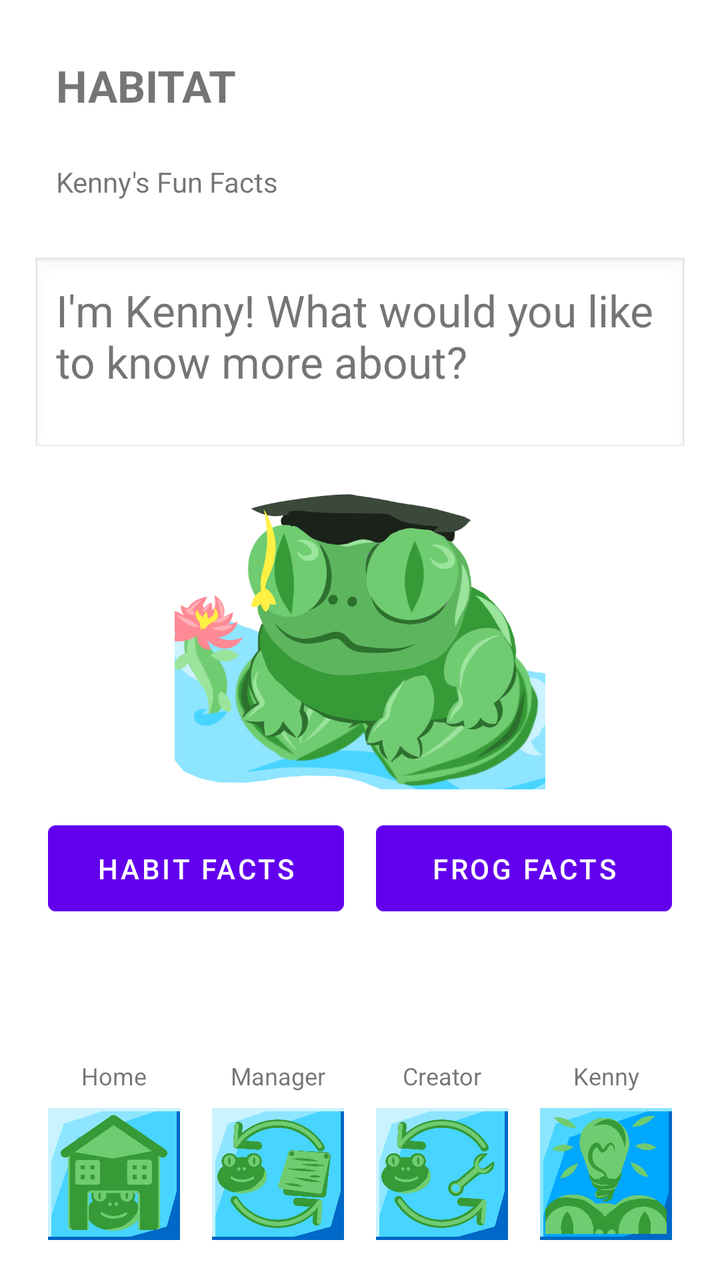
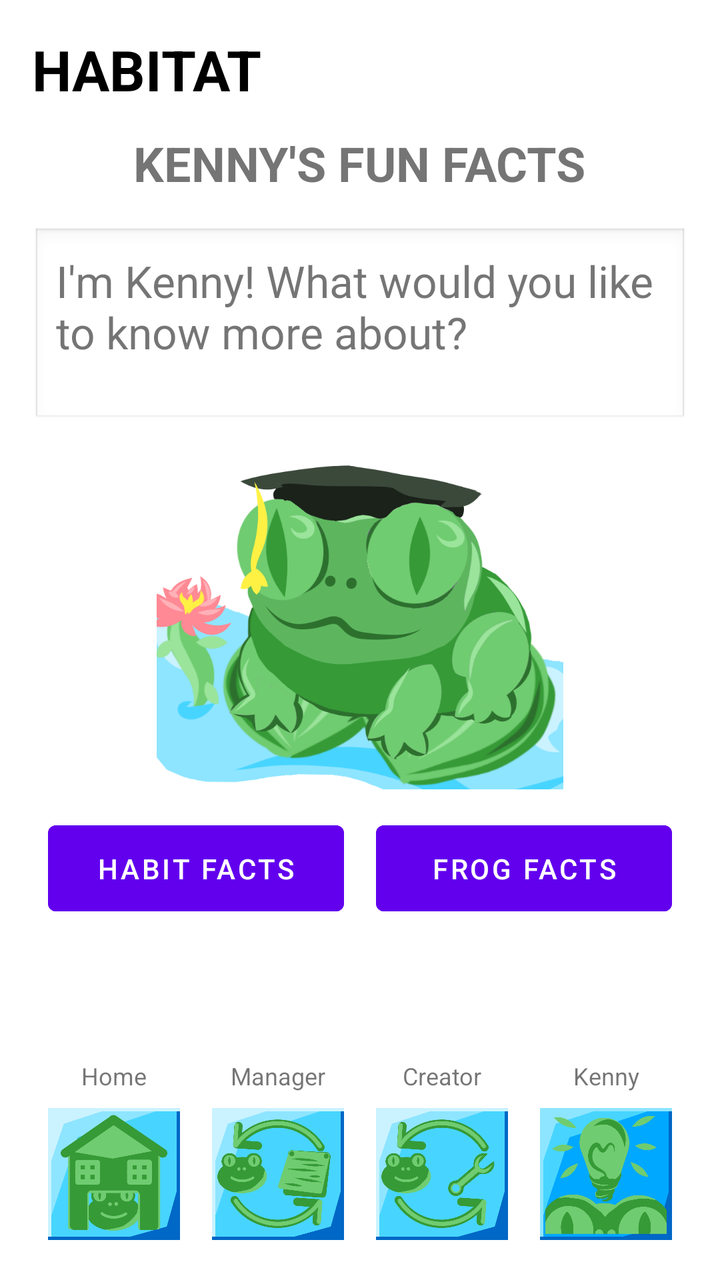

An Android layout rendered at two revisions. The XML below is the earlier revision; the diff shows what the commit changed to produce the second picture.
<!-- AndroidManifest.xml: application theme Theme.IntroductionToMobileSystems -->
<!-- res/layout/activity_profile.xml -->
<?xml version="1.0" encoding="utf-8"?>
<RelativeLayout
    xmlns:android="http://schemas.android.com/apk/res/android"
    xmlns:tools="http://schemas.android.com/tools"
    android:layout_width="match_parent"
    android:layout_height="match_parent">

    <LinearLayout
        android:id="@+id/activity_profile"
        android:layout_width="match_parent"
        android:layout_height="match_parent"
        android:orientation="vertical"
        android:padding="16dp"
        android:layout_above="@id/buttonLayout"
        tools:context=".ProfileActivity">

        <LinearLayout
            android:layout_width="match_parent"
            android:layout_height="wrap_content"
            android:orientation="horizontal"
            android:gravity="center_vertical"
            android:padding="12dp">
            <TextView
                android:id="@+id/tvHeader"
                android:layout_width="0dp"
                android:layout_height="wrap_content"
                android:layout_weight="1"
                android:text="HABITAT"
                android:textSize="22sp"
                android:textStyle="bold" />
        </LinearLayout>

        <TextView
            android:id="@+id/tvProfileText"
            android:layout_width="match_parent"
            android:layout_height="wrap_content"
            android:text="Kenny's Fun Facts"
            android:padding="12dp"
            android:layout_marginBottom="16dp"/>

        <TextView
            android:id="@+id/funFact"
            android:textSize="22sp"
            android:layout_width="match_parent"
            android:layout_height="100dp"
            android:text="@string/kenny_s_fun_facts"
            android:padding="12dp"
            android:background="@android:drawable/edit_text"
            android:layout_marginBottom="16dp"/>

        <ImageView
            android:id="@+id/imgFrog"
            android:layout_width="match_parent"
            android:layout_height="0dp"
            android:layout_weight="1"
            android:layout_gravity="center_horizontal"
            android:layout_marginBottom="16dp"
            android:contentDescription="@string/frog"
            android:scaleType="fitCenter"
            android:src="@drawable/kenny" />

        <LinearLayout
            style="?android:attr/buttonBarStyle"
            android:layout_width="match_parent"
            android:layout_height="wrap_content"
            android:orientation="horizontal"
            android:gravity="center"
            android:layout_marginBottom="24dp">

            <Button
                android:id="@+id/btn_habits"
                style="?android:attr/buttonBarButtonStyle"
                android:layout_width="0dp"
                android:layout_height="wrap_content"
                android:layout_weight="1"
                android:text="Habit Facts"
                android:backgroundTint="@color/purple_500"
                android:textColor="@android:color/white"
                android:padding="12dp"
                android:layout_marginBottom="8dp"
                android:layout_marginHorizontal="8dp"/>

            <Button
                android:id="@+id/btn_frog_facts"
                style="?android:attr/buttonBarButtonStyle"
                android:layout_width="0dp"
                android:layout_height="wrap_content"
                android:layout_weight="1"
                android:text="Frog Facts"
                android:backgroundTint="@color/purple_500"
                android:textColor="@android:color/white"
                android:padding="12dp"
                android:layout_marginBottom="8dp"
                android:layout_marginHorizontal="8dp"/>
        </LinearLayout>

    </LinearLayout>

    <LinearLayout
        android:id="@+id/buttonLayout"
        style="?android:attr/buttonBarStyle"
        android:layout_width="match_parent"
        android:layout_height="wrap_content"
        android:orientation="vertical"
        android:padding="16dp"
        android:layout_alignParentBottom="true">

        <LinearLayout
            android:layout_width="match_parent"
            android:layout_height="wrap_content"
            android:orientation="horizontal"
            android:layout_gravity="center_horizontal"
            android:paddingBottom="4dp">
            <TextView
                android:layout_width="0dp"
                android:layout_height="wrap_content"
                android:layout_weight="1"
                android:gravity="center"
                android:text="Home"
                android:textSize="12sp"/>
            <TextView
                android:layout_width="0dp"
                android:layout_height="wrap_content"
                android:layout_weight="1"
                android:text="Manager"
                android:gravity="center"
                android:textSize="12sp"/>
            <TextView
                android:layout_width="0dp"
                android:layout_height="wrap_content"
                android:layout_weight="1"
                android:text="Creator"
                android:gravity="center"
                android:textSize="12sp"/>
            <TextView
                android:layout_width="0dp"
                android:layout_height="wrap_content"
                android:layout_weight="1"
                android:gravity="center"
                android:text="Kenny"
                android:textSize="12sp"/>



        </LinearLayout>

        <LinearLayout
            android:layout_width="match_parent"
            android:layout_height="wrap_content"
            android:orientation="horizontal">
            <ImageButton
                android:id="@+id/btn_home_back"
                style="?android:attr/buttonBarButtonStyle"
                android:layout_width="0dp"
                android:layout_height="wrap_content"
                android:layout_weight="1"
                android:adjustViewBounds="true"
                android:contentDescription="Home Button"
                android:src="@drawable/button_home"
                android:scaleType="fitCenter"/>


            <ImageButton
                android:id="@+id/mbutton"
                style="?android:attr/buttonBarButtonStyle"
                android:layout_width="0dp"
                android:layout_height="wrap_content"
                android:layout_weight="1"
                android:adjustViewBounds="true"
                android:contentDescription="Manager Button"
                android:src="@drawable/button_manager"
                android:scaleType="fitCenter"/>

            <ImageButton
                android:id="@+id/cbutton"
                style="?android:attr/buttonBarButtonStyle"
                android:layout_width="0dp"
                android:layout_height="wrap_content"
                android:layout_weight="1"
                android:adjustViewBounds="true"
                android:contentDescription="Creator Button"
                android:src="@drawable/button_creator"
                android:scaleType="fitCenter"/>

            <ImageButton
                android:id="@+id/kbutton"
                style="?android:attr/buttonBarButtonStyle"
                android:layout_width="0dp"
                android:layout_height="wrap_content"
                android:layout_weight="1"
                android:adjustViewBounds="true"
                android:contentDescription="Kenny Button"
                android:src="@drawable/button_kenny_p"
                android:scaleType="fitCenter"/>





        </LinearLayout>
    </LinearLayout>

</RelativeLayout>
<!-- resources referenced by this layout -->
<resources>
  <color name="purple_500">#FF6200EE</color>
  <!-- drawable button_creator: png bitmap (drawable, 73138 bytes) -->
  <!-- drawable button_home: png bitmap (drawable, 44734 bytes) -->
  <!-- drawable button_kenny_p: png bitmap (drawable, 53802 bytes) -->
  <!-- drawable button_manager: png bitmap (drawable, 75204 bytes) -->
  <!-- drawable kenny: png bitmap (drawable, 145966 bytes) -->
  <string name="frog">frog</string>
  <string name="kenny_s_fun_facts">I\'m Kenny! What would you like to know more about?</string>
  <style name="Theme.IntroductionToMobileSystems" parent="Theme.MaterialComponents.DayNight.NoActionBar">
          
          <item name="colorPrimary">@color/purple_500</item>
          <item name="colorPrimaryVariant">@color/purple_700</item>
          <item name="colorOnPrimary">@color/white</item>
          
          <item name="colorSecondary">@color/teal_200</item>
          <item name="colorSecondaryVariant">@color/teal_700</item>
          <item name="colorOnSecondary">@color/black</item>
          
          <item name="android:statusBarColor">?attr/colorPrimaryVariant</item>
          
      </style>
  <color name="purple_700">#FF3700B3</color>
  <color name="white">#FFFFFFFF</color>
  <color name="teal_200">#FF03DAC5</color>
  <color name="teal_700">#FF018786</color>
  <color name="black">#FF000000</color>
</resources>

<!-- the commit's change to res/layout/activity_profile.xml (unified diff, before → after) -->
@@ -1,6 +1,5 @@
 <?xml version="1.0" encoding="utf-8"?>
-<RelativeLayout
-    xmlns:android="http://schemas.android.com/apk/res/android"
+<RelativeLayout xmlns:android="http://schemas.android.com/apk/res/android"
     xmlns:tools="http://schemas.android.com/tools"
     android:layout_width="match_parent"
     android:layout_height="match_parent">
@@ -14,29 +13,25 @@
         android:layout_above="@id/buttonLayout"
         tools:context=".ProfileActivity">
 
-        <LinearLayout
+        <TextView
+            android:id="@+id/tvHeader"
             android:layout_width="match_parent"
             android:layout_height="wrap_content"
-            android:orientation="horizontal"
-            android:gravity="center_vertical"
-            android:padding="12dp">
-            <TextView
-                android:id="@+id/tvHeader"
-                android:layout_width="0dp"
-                android:layout_height="wrap_content"
-                android:layout_weight="1"
-                android:text="HABITAT"
-                android:textSize="22sp"
-                android:textStyle="bold" />
-        </LinearLayout>
+            android:text="HABITAT"
+            android:textSize="28sp"
+            android:textStyle="bold"
+            android:textColor="#000000"
+            android:layout_marginBottom="12dp"/>
 
         <TextView
-            android:id="@+id/tvProfileText"
-            android:layout_width="match_parent"
+            android:id="@+id/tvTitle"
+            android:layout_width="wrap_content"
             android:layout_height="wrap_content"
-            android:text="Kenny's Fun Facts"
-            android:padding="12dp"
-            android:layout_marginBottom="16dp"/>
+            android:text="KENNY'S FUN FACTS"
+            android:textSize="24sp"
+            android:textStyle="bold"
+            android:layout_gravity="center_horizontal"
+            android:paddingBottom="16dp"/>
 
         <TextView
             android:id="@+id/funFact"
@@ -108,95 +103,23 @@
         <LinearLayout
             android:layout_width="match_parent"
             android:layout_height="wrap_content"
+            android:layout_gravity="center_horizontal"
             android:orientation="horizontal"
-            android:layout_gravity="center_horizontal"
             android:paddingBottom="4dp">
-            <TextView
-                android:layout_width="0dp"
-                android:layout_height="wrap_content"
-                android:layout_weight="1"
-                android:gravity="center"
-                android:text="Home"
-                android:textSize="12sp"/>
-            <TextView
-                android:layout_width="0dp"
-                android:layout_height="wrap_content"
-                android:layout_weight="1"
-                android:text="Manager"
-                android:gravity="center"
-                android:textSize="12sp"/>
-            <TextView
-                android:layout_width="0dp"
-                android:layout_height="wrap_content"
-                android:layout_weight="1"
-                android:text="Creator"
-                android:gravity="center"
-                android:textSize="12sp"/>
-            <TextView
-                android:layout_width="0dp"
-                android:layout_height="wrap_content"
-                android:layout_weight="1"
-                android:gravity="center"
-                android:text="Kenny"
-                android:textSize="12sp"/>
-
-
-
+            <TextView android:layout_width="0dp" android:layout_height="wrap_content" android:layout_weight="1" android:gravity="center" android:text="Home" android:textSize="12sp"/>
+            <TextView android:layout_width="0dp" android:layout_height="wrap_content" android:layout_weight="1" android:text="Manager" android:gravity="center" android:textSize="12sp"/>
+            <TextView android:layout_width="0dp" android:layout_height="wrap_content" android:layout_weight="1" android:text="Creator" android:gravity="center" android:textSize="12sp"/>
+            <TextView android:layout_width="0dp" android:layout_height="wrap_content" android:layout_weight="1" android:gravity="center" android:text="Kenny" android:textSize="12sp"/>
         </LinearLayout>
 
         <LinearLayout
             android:layout_width="match_parent"
             android:layout_height="wrap_content"
             android:orientation="horizontal">
-            <ImageButton
-                android:id="@+id/btn_home_back"
-                style="?android:attr/buttonBarButtonStyle"
-                android:layout_width="0dp"
-                android:layout_height="wrap_content"
-                android:layout_weight="1"
-                android:adjustViewBounds="true"
-                android:contentDescription="Home Button"
-                android:src="@drawable/button_home"
-                android:scaleType="fitCenter"/>
-
-
-            <ImageButton
-                android:id="@+id/mbutton"
-                style="?android:attr/buttonBarButtonStyle"
-                android:layout_width="0dp"
-                android:layout_height="wrap_content"
-                android:layout_weight="1"
-                android:adjustViewBounds="true"
-                android:contentDescription="Manager Button"
-                android:src="@drawable/button_manager"
-                android:scaleType="fitCenter"/>
-
-            <ImageButton
-                android:id="@+id/cbutton"
-                style="?android:attr/buttonBarButtonStyle"
-                android:layout_width="0dp"
-                android:layout_height="wrap_content"
-                android:layout_weight="1"
-                android:adjustViewBounds="true"
-                android:contentDescription="Creator Button"
-                android:src="@drawable/button_creator"
-                android:scaleType="fitCenter"/>
-
-            <ImageButton
-                android:id="@+id/kbutton"
-                style="?android:attr/buttonBarButtonStyle"
-                android:layout_width="0dp"
-                android:layout_height="wrap_content"
-                android:layout_weight="1"
-                android:adjustViewBounds="true"
-                android:contentDescription="Kenny Button"
-                android:src="@drawable/button_kenny_p"
-                android:scaleType="fitCenter"/>
-
-
-
-
-
+            <ImageButton android:id="@+id/btn_home_back" style="?android:attr/buttonBarButtonStyle" android:layout_width="0dp" android:layout_height="wrap_content" android:layout_weight="1" android:adjustViewBounds="true" android:scaleType="fitCenter" android:src="@drawable/button_home"/>
+            <ImageButton android:id="@+id/mbutton" style="?android:attr/buttonBarButtonStyle" android:layout_width="0dp" android:layout_height="wrap_content" android:layout_weight="1" android:adjustViewBounds="true" android:scaleType="fitCenter" android:src="@drawable/button_manager"/>
+            <ImageButton android:id="@+id/cbutton" style="?android:attr/buttonBarButtonStyle" android:layout_width="0dp" android:layout_height="wrap_content" android:layout_weight="1" android:adjustViewBounds="true" android:scaleType="fitCenter" android:src="@drawable/button_creator"/>
+            <ImageButton android:id="@+id/kbutton" style="?android:attr/buttonBarButtonStyle" android:layout_width="0dp" android:layout_height="wrap_content" android:layout_weight="1" android:adjustViewBounds="true" android:scaleType="fitCenter" android:src="@drawable/button_kenny_p"/>
         </LinearLayout>
     </LinearLayout>
 
